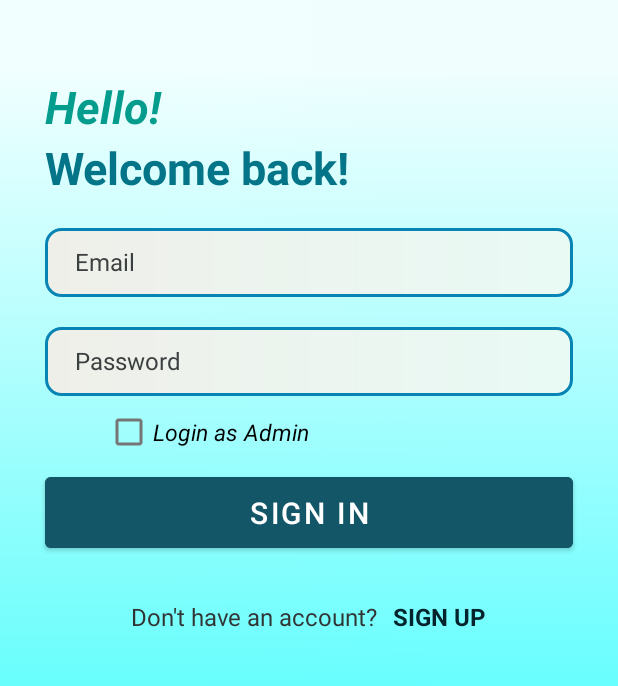
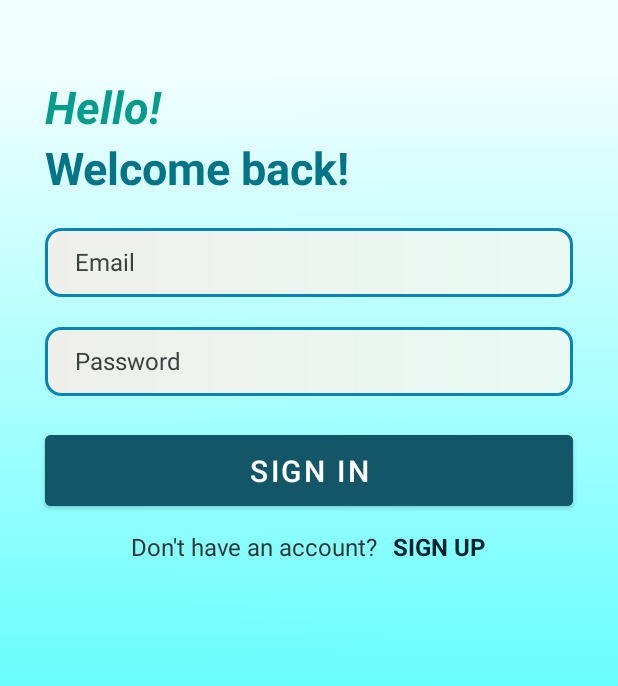
Before and after one commit to yaf8/Capsule-pharmacy, an Android app: the screen it shows after launch (LoginActivity), on a phone screen of 412 x 824 dp, the part 240-926 px from its top. Run offline under Robolectric (Android 15) with nearby library versions, the phone set to English and light mode, and no system bars; our stand-ins replace Firebase (no records; nobody signed in at launch, a user with empty details on screens opened directly); Roboto replaces fonts that are not available here.

Commit message:
new version 1.0 (try admin control) // remove login as admin check box

```diff
--- a/app/src/main/res/layout/activity_login.xml
+++ b/app/src/main/res/layout/activity_login.xml
@@ -111,6 +111,7 @@
                 android:textColor="@color/black"
                 android:textStyle="italic"
                 android:textSize="15sp"
+                android:visibility="gone"
                 android:text="Login as Admin"
                 tools:ignore="HardcodedText" />
 
@@ -129,6 +130,7 @@
                     android:backgroundTint="#135667"
                     android:paddingHorizontal="60dp"
                     android:paddingVertical="10dp"
+                    android:layout_marginTop="20dp"
                     android:text="Sign in"
                     android:textSize="20sp"
                     tools:ignore="HardcodedText"/>
```
